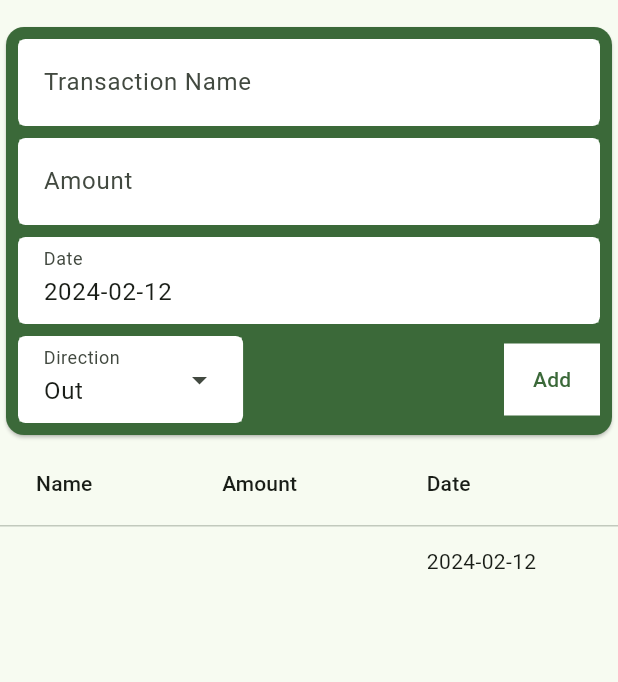
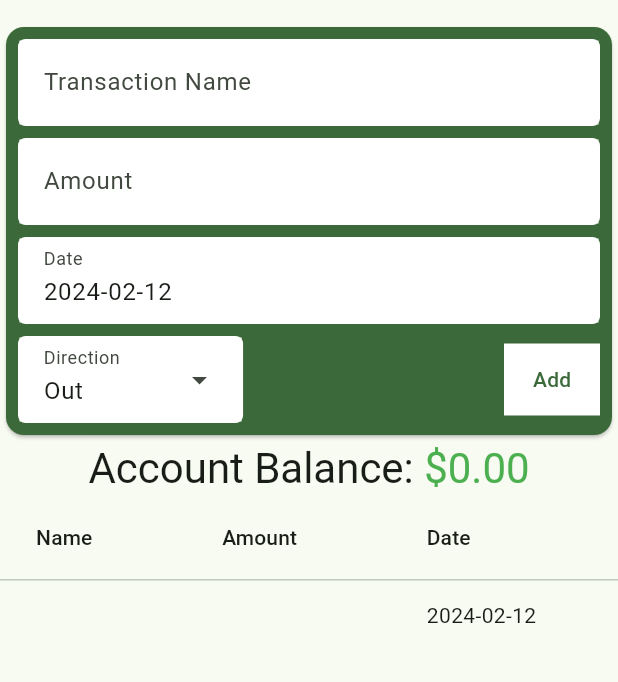
Before and after one commit to MrMyastan/flutter-budget, a Flutter app: the screen it shows after launch, after a tap on "Add", on a phone screen of 412 x 824 dp, the part 63-745 px from its top. Run offline on Flutter 3.47's test engine with Material 3 defaults, Android fonts, the phone set to English and light mode, and no system bars; our stand-ins replace currency_text_input_formatter.

Commit message:
account balance

```diff
--- a/lib/main.dart
+++ b/lib/main.dart
@@ -7,7 +7,7 @@ import 'package:intl/intl.dart';
 enum Direction { cost, benefit }
 
 class Transaction {
-  num amount;
+  double amount;
   Direction direction;
   String formattedAmount;
   DateTime date;
@@ -72,12 +72,32 @@ class _HomeState extends State<Home> {
 
   @override
   Widget build(BuildContext context) {
+    double accountBalance = transactions.fold(
+        0.0,
+        (previousValue, element) =>
+            previousValue +
+            (element.amount * (element.direction == Direction.cost ? -1 : 1)));
     return Scaffold(
         appBar: AppBar(
           title: Text(widget.title),
         ),
         body: ListView(children: <Widget>[
           TransactionMaker(onAdded: _addTransaction),
+          Center(
+            child: RichText(
+                text: TextSpan(
+                    style: Theme.of(context).textTheme.headlineMedium,
+                    children: [
+                  TextSpan(text: "Account Balance: "),
+                  TextSpan(
+                      style: TextStyle(
+                          color: accountBalance.isNegative
+                              ? Colors.red
+                              : Colors.green),
+                      text:
+                          NumberFormat.simpleCurrency().format(accountBalance))
+                ])),
+          ),
           DataTable(
               sortColumnIndex: 0,
               columns: const <DataColumn>[
@@ -144,8 +164,13 @@ class _TransactionMakerState extends State<TransactionMaker> {
   }
 
   void _addTransaction() {
-    Transaction transaction = Transaction(_formatter.getUnformattedValue(),
-        _formatter.getFormattedValue(), transDirection, date, _name, id);
+    Transaction transaction = Transaction(
+        _formatter.getUnformattedValue().toDouble(),
+        _formatter.getFormattedValue(),
+        transDirection,
+        date,
+        _name,
+        id);
     setState(() {
       id++;
     });
```
